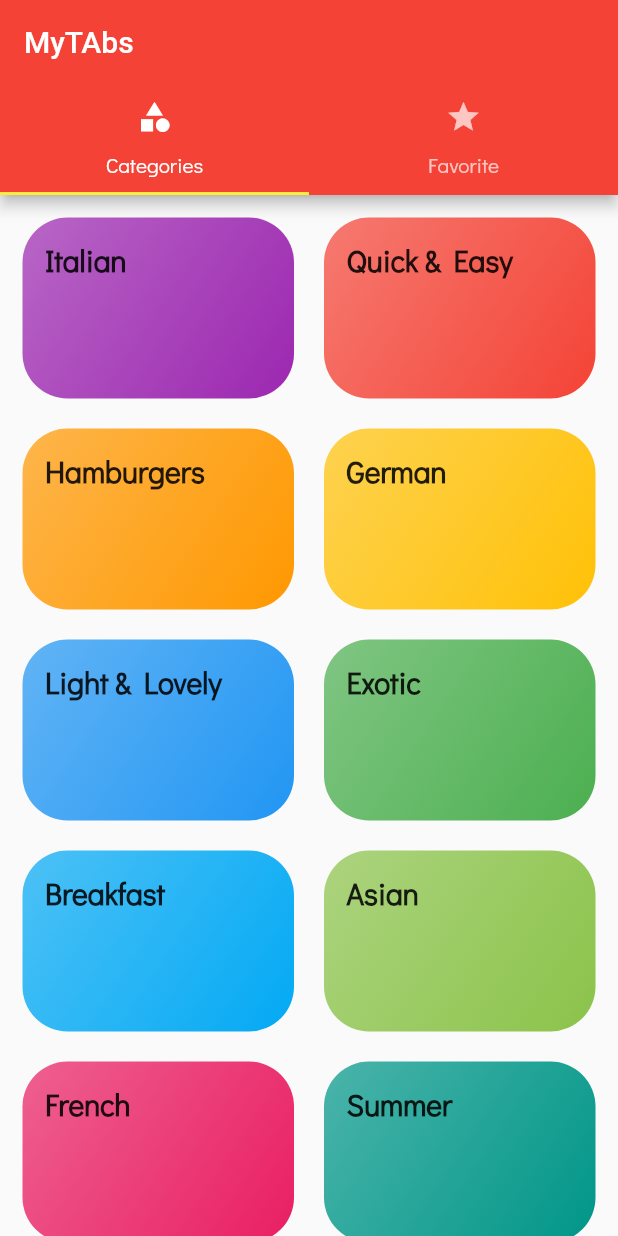
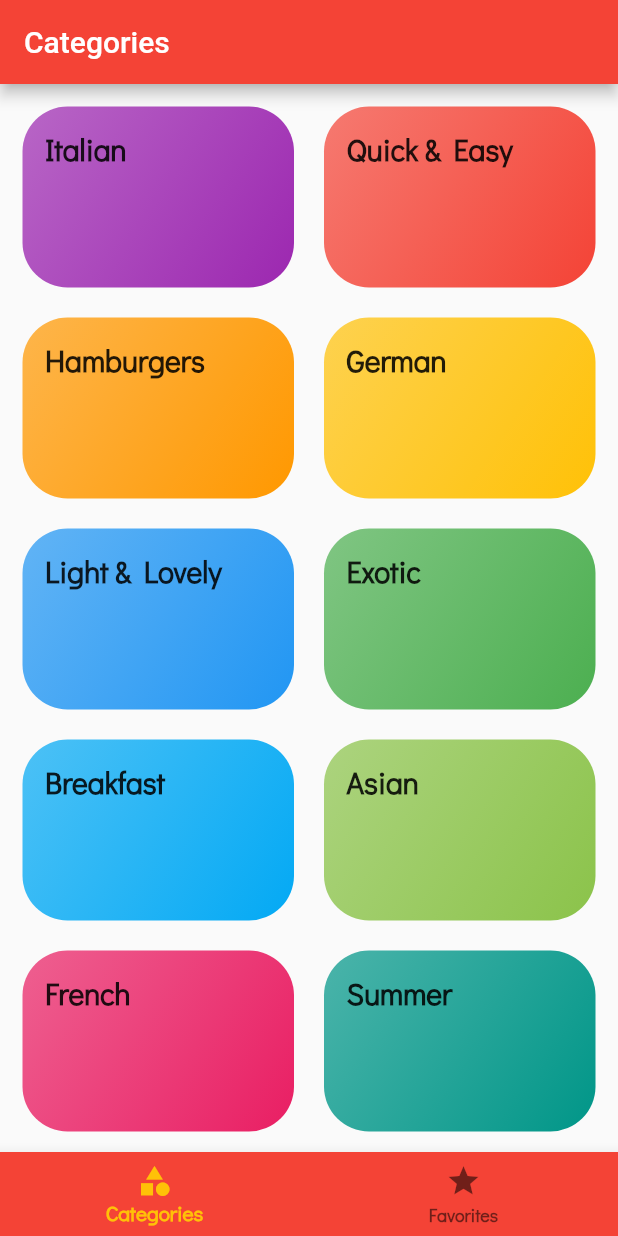
Before and after one commit to LizaKalbukova/Meals_App, a Flutter app: the screen it shows after launch, on a phone screen of 412 x 824 dp. Run offline on Flutter 3.47's test engine with Material 2 defaults, Android fonts, the phone set to English and light mode, and no system bars.

Commit message:
змінено на нижній бар

```diff
--- a/lib/screens/tab_screen.dart
+++ b/lib/screens/tab_screen.dart
@@ -12,29 +12,47 @@ class TabScreen extends StatefulWidget {
 }
 
 class _TabScreenState extends State<TabScreen> {
+  final List<Map<String, Object>> _pages = [
+    {
+      'page': CategoriesScreen(),
+      'title': 'Categories',
+    },
+    {
+      'page': const FavoritesScreen(),
+      'title': 'Favorites',
+    }
+  ];
+
+  int _selectedPageIndex = 0;
+
+  void _selectedPage(int index) {
+    setState(() {
+      _selectedPageIndex = index;
+    });
+  }
+
   @override
   Widget build(BuildContext context) {
-    return DefaultTabController(
-      length: 2,
-      child: Scaffold(
-        appBar: AppBar(
-          title: Text('MyTAbs'),
-          bottom: TabBar(tabs: [
-            Tab(
-              child: Text('Categories'),
+    return Scaffold(
+      appBar: AppBar(
+        title: Text(_pages[_selectedPageIndex]['title'] as String),
+      ),
+      body: _pages[_selectedPageIndex]['page'] as Widget,
+      bottomNavigationBar: BottomNavigationBar(
+          backgroundColor: Theme.of(context).primaryColor,
+          selectedItemColor: Colors.amber,
+          currentIndex: _selectedPageIndex,
+          onTap: _selectedPage,
+          items: [
+            BottomNavigationBarItem(
+              label: 'Categories',
               icon: Icon(Icons.category),
             ),
-            Tab(
-              child: Text('Favorite'),
+            BottomNavigationBarItem(
+              label: 'Favorites',
               icon: Icon(Icons.star),
-            )
+            ),
           ]),
-        ),
-        body: TabBarView(children: <Widget>[
-          CategoriesScreen(),
-          FavoritesScreen(),
-        ]),
-      ),
     );
   }
 }
```
